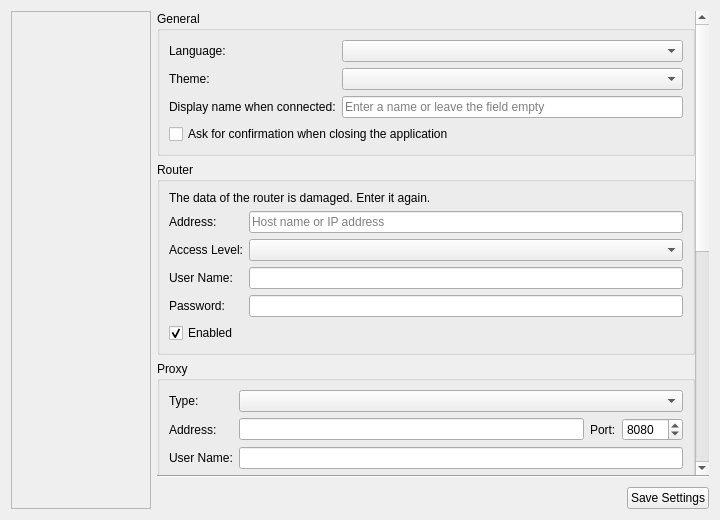
First picture: the form in source/client/desktop/settings_tab.ui, repository dchapyshev/aspia, before the edit.
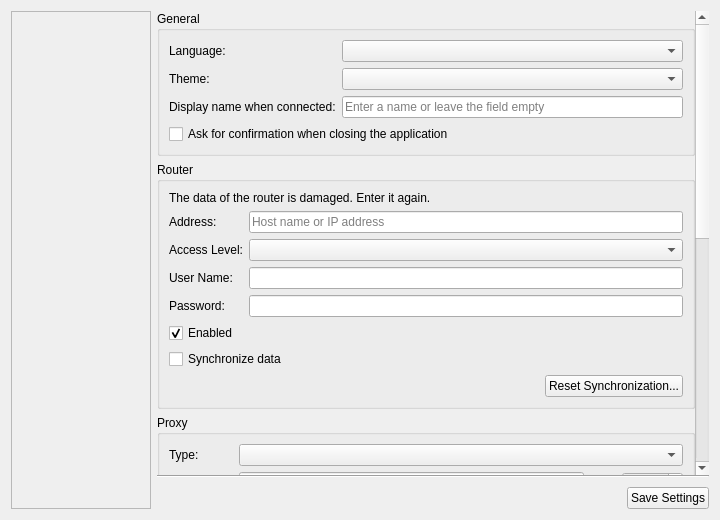
Second picture: the form after the edit. Custom widgets are drawn as their Qt base class.

Commit message: Data sync implementation.

Patch:
```diff
--- a/source/client/desktop/settings_tab.ui
+++ b/source/client/desktop/settings_tab.ui
@@ -284,6 +284,20 @@
                    </property>
                   </widget>
                  </item>
+                 <item row="6" column="0" colspan="2">
+                  <widget class="QCheckBox" name="checkbox_router_sync">
+                   <property name="text">
+                    <string>Synchronize data</string>
+                   </property>
+                  </widget>
+                 </item>
+                 <item row="7" column="0" colspan="2" alignment="Qt::AlignmentFlag::AlignRight">
+                  <widget class="QPushButton" name="button_router_sync_reset">
+                   <property name="text">
+                    <string>Reset Synchronization...</string>
+                   </property>
+                  </widget>
+                 </item>
                 </layout>
                </widget>
               </item>
```
The commit also changes 100 other files.
